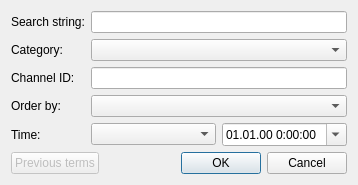
First picture: the form in youtubesearchwidget.ui, repository AlexLevkovich/YoutubeViewer, before the edit.
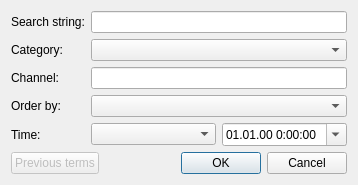
Second picture: the form after the edit. Custom widgets are drawn as their Qt base class.

Commit message: try to find how to get channel id by channel name so for the searching channel name is used

Patch:
```diff
--- a/youtubesearchwidget.ui
+++ b/youtubesearchwidget.ui
@@ -51,7 +51,7 @@
      <item row="2" column="0">
       <widget class="QLabel" name="label_3">
        <property name="text">
-        <string>Channel ID:</string>
+        <string>Channel:</string>
        </property>
       </widget>
      </item>
```
Left out of the diff: 2 changed lines with no effect on the pictures. The commit also changes 12 other files.
